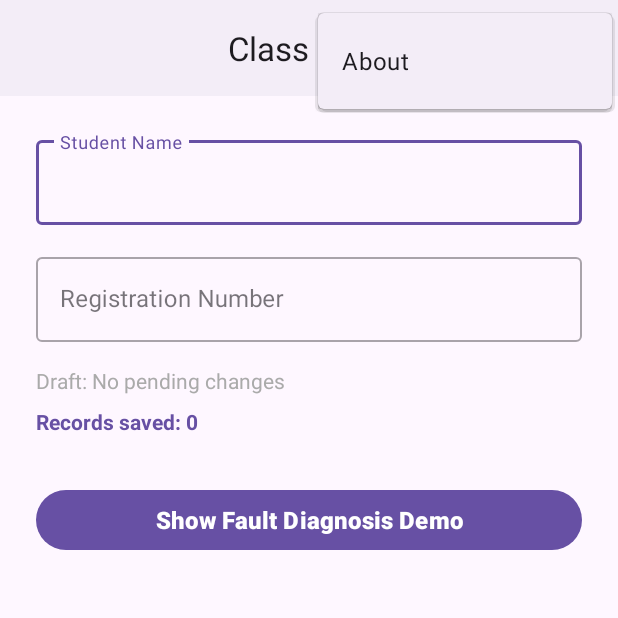
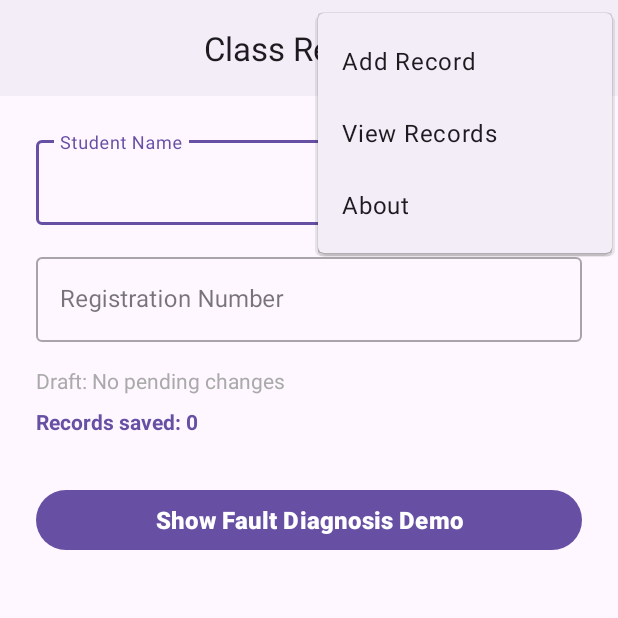
Before and after one commit to ai-patrick/Options-menu-navigation-and-Toast-feedback, an Android app: the screen it shows after launch (MainActivity), with the options menu open, on a phone screen of 412 x 824 dp, the top half of it. Run offline under Robolectric (Android 15) with nearby library versions, the phone set to English and light mode, and no system bars.

Commit message:
Fix: Force all menu items to overflow (showAsAction=never) so ⋮ menu is always visible

```diff
--- a/app/src/main/res/menu/options_menu.xml
+++ b/app/src/main/res/menu/options_menu.xml
@@ -5,19 +5,16 @@
     <item
         android:id="@+id/action_add_record"
         android:title="@string/action_add_record"
-        android:icon="@android:drawable/ic_menu_add"
-        app:showAsAction="ifRoom|withText" />
+        app:showAsAction="never" />
 
     <item
         android:id="@+id/action_view_records"
         android:title="@string/action_view_records"
-        android:icon="@android:drawable/ic_menu_view"
-        app:showAsAction="ifRoom|withText" />
+        app:showAsAction="never" />
 
     <item
         android:id="@+id/action_about"
         android:title="@string/action_about"
-        android:icon="@android:drawable/ic_menu_info_details"
         app:showAsAction="never" />
 
 </menu>
```
